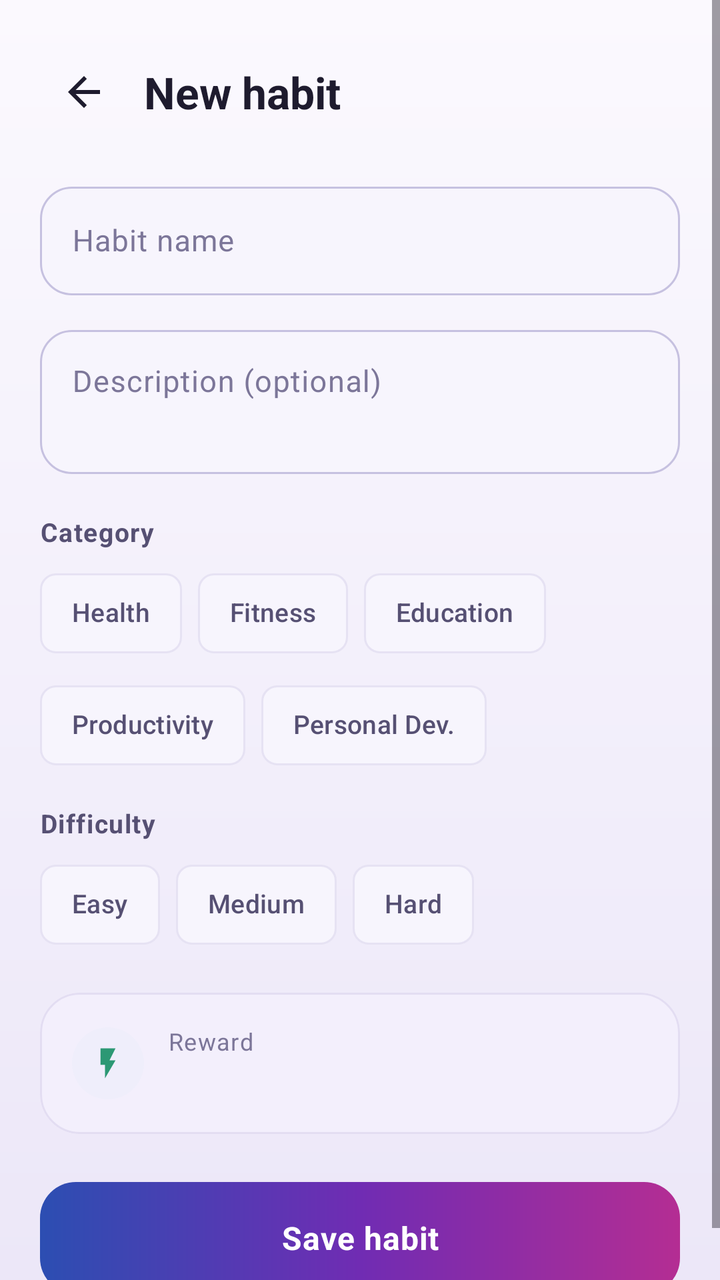
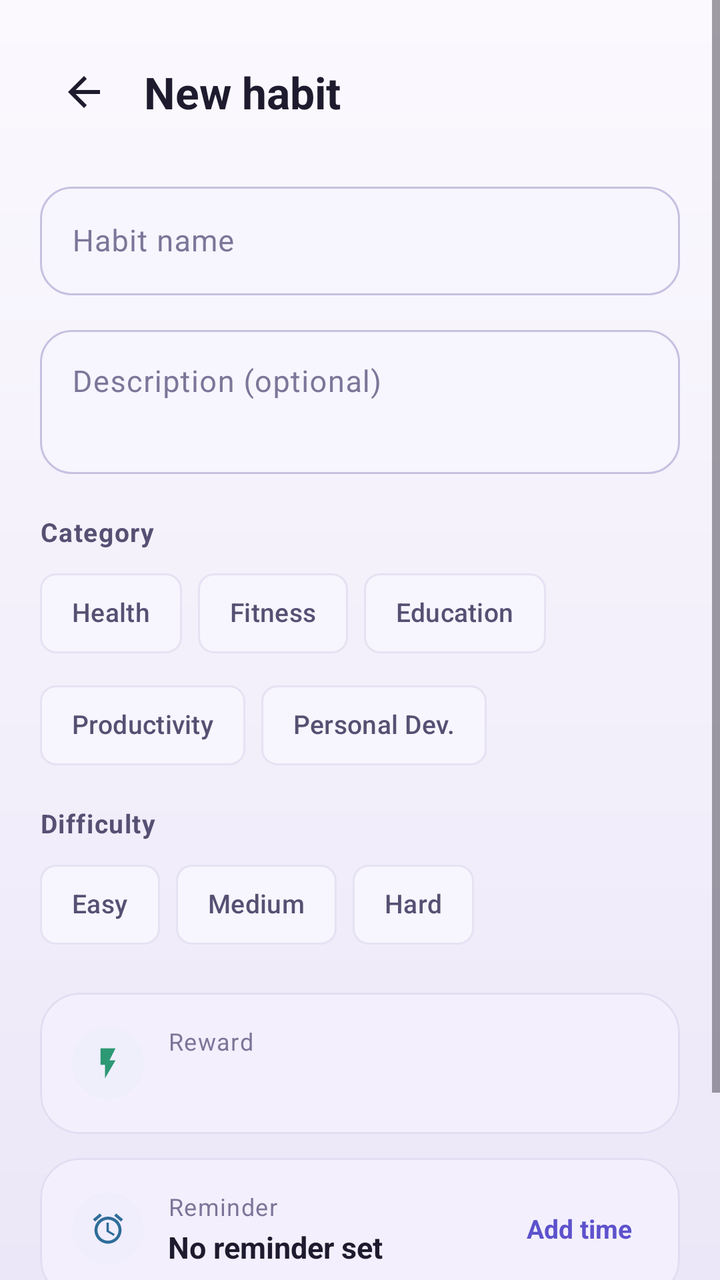

The first picture is an Android layout as it rendered before a commit; the second is the same layout after the commit. The layout source and the unified diff follow.
<!-- AndroidManifest.xml: application theme Theme.HabitQuest -->
<!-- res/layout/activity_add_habit.xml -->
<?xml version="1.0" encoding="utf-8"?>
<ScrollView xmlns:android="http://schemas.android.com/apk/res/android"
    xmlns:app="http://schemas.android.com/apk/res-auto"
    android:layout_width="match_parent"
    android:layout_height="match_parent"
    android:background="@drawable/bg_screen"
    android:fillViewport="true">

    <LinearLayout
        android:layout_width="match_parent"
        android:layout_height="wrap_content"
        android:orientation="vertical"
        android:padding="@dimen/screen_padding">

        <LinearLayout
            android:layout_width="match_parent"
            android:layout_height="wrap_content"
            android:layout_marginTop="4dp"
            android:gravity="center_vertical"
            android:orientation="horizontal">

            <ImageButton
                android:id="@+id/btnBack"
                android:layout_width="44dp"
                android:layout_height="44dp"
                android:background="?attr/selectableItemBackgroundBorderless"
                android:contentDescription="@string/back"
                android:padding="10dp"
                android:src="@drawable/ic_back"
                app:tint="@color/text_primary" />

            <TextView
                android:id="@+id/screenTitle"
                android:layout_width="wrap_content"
                android:layout_height="wrap_content"
                android:layout_marginStart="8dp"
                android:text="@string/new_habit"
                android:textColor="@color/text_primary"
                android:textSize="22sp"
                android:textStyle="bold" />
        </LinearLayout>

        <com.google.android.material.textfield.TextInputLayout
            android:id="@+id/tilHabitName"
            style="@style/Widget.HabitQuest.TextInput"
            android:layout_width="match_parent"
            android:layout_height="wrap_content"
            android:layout_marginTop="20dp"
            android:hint="@string/hint_habit_name">

            <com.google.android.material.textfield.TextInputEditText
                android:layout_width="match_parent"
                android:layout_height="wrap_content"
                android:imeOptions="actionNext"
                android:inputType="text"
                android:maxLines="1"
                android:textColor="@color/text_primary"
                android:textSize="15sp" />
        </com.google.android.material.textfield.TextInputLayout>

        <com.google.android.material.textfield.TextInputLayout
            android:id="@+id/tilHabitDescription"
            style="@style/Widget.HabitQuest.TextInput"
            android:layout_width="match_parent"
            android:layout_height="wrap_content"
            android:layout_marginTop="12dp"
            android:hint="@string/hint_habit_description">

            <com.google.android.material.textfield.TextInputEditText
                android:layout_width="match_parent"
                android:layout_height="wrap_content"
                android:gravity="top"
                android:inputType="textMultiLine"
                android:minLines="2"
                android:textColor="@color/text_primary"
                android:textSize="15sp" />
        </com.google.android.material.textfield.TextInputLayout>

        <TextView
            android:layout_width="wrap_content"
            android:layout_height="wrap_content"
            android:layout_marginTop="20dp"
            android:letterSpacing="0.04"
            android:text="@string/label_category"
            android:textColor="@color/text_secondary"
            android:textSize="13sp"
            android:textStyle="bold" />

        <com.google.android.material.chip.ChipGroup
            android:id="@+id/categoryGroup"
            android:layout_width="match_parent"
            android:layout_height="wrap_content"
            android:layout_marginTop="8dp"
            app:chipSpacingHorizontal="8dp"
            app:selectionRequired="true"
            app:singleSelection="true">

            <com.google.android.material.chip.Chip
                android:id="@+id/chipHealth"
                style="@style/Widget.HabitQuest.Chip"
                android:layout_width="wrap_content"
                android:layout_height="wrap_content"
                android:text="@string/cat_health"
                app:chipIcon="@drawable/ic_heart" />

            <com.google.android.material.chip.Chip
                android:id="@+id/chipFitness"
                style="@style/Widget.HabitQuest.Chip"
                android:layout_width="wrap_content"
                android:layout_height="wrap_content"
                android:text="@string/cat_fitness"
                app:chipIcon="@drawable/ic_fitness" />

            <com.google.android.material.chip.Chip
                android:id="@+id/chipEducation"
                style="@style/Widget.HabitQuest.Chip"
                android:layout_width="wrap_content"
                android:layout_height="wrap_content"
                android:text="@string/cat_education"
                app:chipIcon="@drawable/ic_book" />

            <com.google.android.material.chip.Chip
                android:id="@+id/chipProductivity"
                style="@style/Widget.HabitQuest.Chip"
                android:layout_width="wrap_content"
                android:layout_height="wrap_content"
                android:text="@string/cat_productivity"
                app:chipIcon="@drawable/ic_bolt" />

            <com.google.android.material.chip.Chip
                android:id="@+id/chipPersonal"
                style="@style/Widget.HabitQuest.Chip"
                android:layout_width="wrap_content"
                android:layout_height="wrap_content"
                android:text="@string/cat_personal"
                app:chipIcon="@drawable/ic_sparkle" />
        </com.google.android.material.chip.ChipGroup>

        <TextView
            android:layout_width="wrap_content"
            android:layout_height="wrap_content"
            android:layout_marginTop="16dp"
            android:letterSpacing="0.04"
            android:text="@string/label_difficulty"
            android:textColor="@color/text_secondary"
            android:textSize="13sp"
            android:textStyle="bold" />

        <com.google.android.material.chip.ChipGroup
            android:id="@+id/difficultyGroup"
            android:layout_width="match_parent"
            android:layout_height="wrap_content"
            android:layout_marginTop="8dp"
            app:chipSpacingHorizontal="8dp"
            app:selectionRequired="true"
            app:singleSelection="true">

            <com.google.android.material.chip.Chip
                android:id="@+id/chipEasy"
                style="@style/Widget.HabitQuest.Chip"
                android:layout_width="wrap_content"
                android:layout_height="wrap_content"
                android:text="@string/diff_easy" />

            <com.google.android.material.chip.Chip
                android:id="@+id/chipMedium"
                style="@style/Widget.HabitQuest.Chip"
                android:layout_width="wrap_content"
                android:layout_height="wrap_content"
                android:text="@string/diff_medium" />

            <com.google.android.material.chip.Chip
                android:id="@+id/chipHard"
                style="@style/Widget.HabitQuest.Chip"
                android:layout_width="wrap_content"
                android:layout_height="wrap_content"
                android:text="@string/diff_hard" />
        </com.google.android.material.chip.ChipGroup>

        <com.google.android.material.card.MaterialCardView
            style="@style/Widget.HabitQuest.CardSoft"
            android:layout_width="match_parent"
            android:layout_height="wrap_content"
            android:layout_marginTop="20dp">

            <LinearLayout
                android:layout_width="match_parent"
                android:layout_height="wrap_content"
                android:gravity="center_vertical"
                android:orientation="horizontal"
                android:padding="16dp">

                <FrameLayout
                    android:layout_width="36dp"
                    android:layout_height="36dp"
                    android:background="@drawable/bg_circle_soft"
                    android:backgroundTint="@color/tint_teal">

                    <ImageView
                        android:layout_width="18dp"
                        android:layout_height="18dp"
                        android:layout_gravity="center"
                        android:contentDescription="@string/label_reward"
                        android:src="@drawable/ic_bolt"
                        app:tint="@color/accent_mint" />
                </FrameLayout>

                <LinearLayout
                    android:layout_width="0dp"
                    android:layout_height="wrap_content"
                    android:layout_marginStart="12dp"
                    android:layout_weight="1"
                    android:orientation="vertical">

                    <TextView
                        android:layout_width="wrap_content"
                        android:layout_height="wrap_content"
                        android:text="@string/label_reward"
                        android:textAppearance="@style/TextAppearance.HabitQuest.Caption" />

                    <TextView
                        android:id="@+id/rewardText"
                        android:layout_width="wrap_content"
                        android:layout_height="wrap_content"
                        android:layout_marginTop="2dp"
                        android:textColor="@color/text_primary"
                        android:textSize="15sp"
                        android:textStyle="bold" />
                </LinearLayout>
            </LinearLayout>
        </com.google.android.material.card.MaterialCardView>

        <androidx.appcompat.widget.AppCompatButton
            android:id="@+id/btnSave"
            style="@style/Widget.HabitQuest.PrimaryButton"
            android:layout_width="match_parent"
            android:layout_height="56dp"
            android:layout_marginTop="24dp"
            android:text="@string/save_habit" />

        <androidx.appcompat.widget.AppCompatButton
            android:id="@+id/btnDelete"
            style="@style/Widget.HabitQuest.GhostButton"
            android:layout_width="match_parent"
            android:layout_height="48dp"
            android:layout_marginTop="4dp"
            android:text="@string/delete_habit_title"
            android:textColor="@color/danger"
            android:visibility="gone" />
    </LinearLayout>
</ScrollView>
<!-- resources referenced by this layout -->
<resources>
  <color name="accent_mint">@color/p_jade</color>
  <color name="danger">@color/p_raspberry</color>
  <color name="text_primary">#1E1B2E</color>
  <color name="text_secondary">#565073</color>
  <color name="tint_teal">#2E2DB3B4</color>
  <dimen name="screen_padding">20dp</dimen>
  <string name="back">Back</string>
  <string name="cat_education">Education</string>
  <string name="cat_fitness">Fitness</string>
  <string name="cat_health">Health</string>
  <string name="cat_personal">Personal Dev.</string>
  <string name="cat_productivity">Productivity</string>
  <string name="delete_habit_title">Delete this habit?</string>
  <string name="diff_easy">Easy</string>
  <string name="diff_hard">Hard</string>
  <string name="diff_medium">Medium</string>
  <string name="hint_habit_description">Description (optional)</string>
  <string name="hint_habit_name">Habit name</string>
  <string name="label_category">Category</string>
  <string name="label_difficulty">Difficulty</string>
  <string name="label_reward">Reward</string>
  <string name="new_habit">New habit</string>
  <string name="save_habit">Save habit</string>
  <color name="p_jade">#2C9874</color>
  <color name="p_raspberry">#B42D93</color>
  <color name="circle_soft">#1A702CB3</color>
  <color name="screen_top">#FBF9FE</color>
  <color name="screen_bottom">#ECE7F8</color>
  <color name="text_muted">#7C7699</color>
  <color name="surface_alt">#F3EFFC</color>
  <color name="stroke_soft">#1F6B5FA8</color>
  <color name="accent_primary">@color/p_indigo</color>
  <color name="white">#FFFFFF</color>
  <dimen name="radius_input">16dp</dimen>
  <color name="field_bg">#F7F5FD</color>
  <color name="p_indigo">#5D52CC</color>
  <dimen name="radius_button">18dp</dimen>
  <color name="on_primary">#16131F</color>
  <color name="p_ink">#352E4F</color>
  <color name="p_orchid">#E4ABF2</color>
  <color name="p_pine">#2E4D45</color>
  <color name="p_lavender">#AAAAF0</color>
  <color name="accent_pink">@color/p_magenta</color>
  <color name="surface">#FFFFFF</color>
  <color name="stroke_strong">#596B5FA8</color>
  <color name="bg">#F6F4FD</color>
  <color name="nav_bar">#FFFFFF</color>
  <color name="p_magenta">#B853CB</color>
  <style name="Widget.HabitQuest.DialogButton" parent="Widget.Material3.Button.TextButton.Dialog">
          <item name="android:textColor">@color/accent_primary</item>
      </style>
  <color name="surface_soft">#FFFFFF</color>
  <color name="nav_indicator">#2E7FA0E5</color>
  <!-- unchanged entries left out for length: 20 -->
</resources>

<!-- the commit's change to res/layout/activity_add_habit.xml (unified diff, before → after) -->
@@ -230,6 +230,86 @@
             </LinearLayout>
         </com.google.android.material.card.MaterialCardView>
 
+        <com.google.android.material.card.MaterialCardView
+            android:id="@+id/reminderCard"
+            style="@style/Widget.HabitQuest.CardSoft"
+            android:layout_width="match_parent"
+            android:layout_height="wrap_content"
+            android:layout_marginTop="12dp"
+            android:clickable="true"
+            android:focusable="true"
+            android:foreground="?attr/selectableItemBackground">
+
+            <LinearLayout
+                android:layout_width="match_parent"
+                android:layout_height="wrap_content"
+                android:gravity="center_vertical"
+                android:orientation="horizontal"
+                android:padding="16dp">
+
+                <FrameLayout
+                    android:layout_width="36dp"
+                    android:layout_height="36dp"
+                    android:background="@drawable/bg_circle_soft"
+                    android:backgroundTint="@color/tint_lavender">
+
+                    <ImageView
+                        android:layout_width="18dp"
+                        android:layout_height="18dp"
+                        android:layout_gravity="center"
+                        android:contentDescription="@string/label_reminder"
+                        android:src="@drawable/ic_alarm"
+                        app:tint="@color/accent_sky" />
+                </FrameLayout>
+
+                <LinearLayout
+                    android:layout_width="0dp"
+                    android:layout_height="wrap_content"
+                    android:layout_marginStart="12dp"
+                    android:layout_weight="1"
+                    android:orientation="vertical">
+
+                    <TextView
+                        android:layout_width="wrap_content"
+                        android:layout_height="wrap_content"
+                        android:text="@string/label_reminder"
+                        android:textAppearance="@style/TextAppearance.HabitQuest.Caption" />
+
+                    <TextView
+                        android:id="@+id/reminderText"
+                        android:layout_width="wrap_content"
+                        android:layout_height="wrap_content"
+                        android:layout_marginTop="2dp"
+                        android:text="@string/reminder_none"
+                        android:textColor="@color/text_primary"
+                        android:textSize="15sp"
+                        android:textStyle="bold" />
+                </LinearLayout>
+
+                <ImageButton
+                    android:id="@+id/btnReminderClear"
+                    android:layout_width="40dp"
+                    android:layout_height="40dp"
+                    android:background="?attr/selectableItemBackgroundBorderless"
+                    android:contentDescription="@string/reminder_remove"
+                    android:padding="10dp"
+                    android:src="@drawable/ic_delete"
+                    android:visibility="gone"
+                    app:tint="@color/text_muted" />
+
+                <TextView
+                    android:id="@+id/btnReminderPick"
+                    android:layout_width="wrap_content"
+                    android:layout_height="wrap_content"
+                    android:layout_marginStart="4dp"
+                    android:padding="8dp"
+                    android:text="@string/reminder_add"
+                    android:textColor="@color/accent_primary"
+                    android:textSize="13sp"
+                    android:textStyle="bold" />
+            </LinearLayout>
+        </com.google.android.material.card.MaterialCardView>
+
         <androidx.appcompat.widget.AppCompatButton
             android:id="@+id/btnSave"
             style="@style/Widget.HabitQuest.PrimaryButton"
<!-- resource entries referenced after the edit -->
@@ -4,8 +4,31 @@
   <color name="danger">@color/p_raspberry</color>
   <color name="text_primary">#1E1B2E</color>
   <color name="text_secondary">#565073</color>
+  <color name="tint_lavender">#2E7FA0E5</color>
   <color name="tint_teal">#2E2DB3B4</color>
   <dimen name="screen_padding">20dp</dimen>
+  <!-- drawable ic_alarm (drawable) -->
+  <?xml version="1.0" encoding="utf-8"?>
+  <vector xmlns:android="http://schemas.android.com/apk/res/android"
+      android:width="24dp"
+      android:height="24dp"
+      android:viewportWidth="24"
+      android:viewportHeight="24">
+      <path
+          android:fillColor="#FFFFFFFF"
+          android:pathData="M22,5.72l-4.6,-3.86 -1.29,1.53 4.6,3.86 1.29,-1.53zM7.88,3.39L6.6,1.86 2,5.71l1.29,1.53 4.59,-3.85zM12.5,8L11,8v6l4.75,2.85 0.75,-1.23 -4,-2.37L12.5,8zM12,4c-4.97,0 -9,4.03 -9,9s4.02,9 9,9c4.97,0 9,-4.03 9,-9s-4.03,-9 -9,-9zM12,20c-3.87,0 -7,-3.13 -7,-7s3.13,-7 7,-7 7,3.13 7,7 -3.13,7 -7,7z" />
+  </vector>
+  <!-- drawable ic_delete (drawable) -->
+  <?xml version="1.0" encoding="utf-8"?>
+  <vector xmlns:android="http://schemas.android.com/apk/res/android"
+      android:width="24dp"
+      android:height="24dp"
+      android:viewportWidth="24"
+      android:viewportHeight="24">
+      <path
+          android:fillColor="#FFFFFFFF"
+          android:pathData="M6,19c0,1.1 0.9,2 2,2h8c1.1,0 2,-0.9 2,-2V7H6v12zM19,4h-3.5l-1,-1h-5l-1,1H5v2h14V4z" />
+  </vector>
   <string name="back">Back</string>
   <string name="cat_education">Education</string>
   <string name="cat_fitness">Fitness</string>
@@ -20,8 +43,12 @@
   <string name="hint_habit_name">Habit name</string>
   <string name="label_category">Category</string>
   <string name="label_difficulty">Difficulty</string>
+  <string name="label_reminder">Reminder</string>
   <string name="label_reward">Reward</string>
   <string name="new_habit">New habit</string>
+  <string name="reminder_add">Add time</string>
+  <string name="reminder_none">No reminder set</string>
+  <string name="reminder_remove">Remove</string>
   <string name="save_habit">Save habit</string>
   <color name="p_jade">#2C9874</color>
   <color name="p_raspberry">#B42D93</color>
@@ -32,10 +59,12 @@
   <color name="surface_alt">#F3EFFC</color>
   <color name="stroke_soft">#1F6B5FA8</color>
   <color name="accent_primary">@color/p_indigo</color>
+  <color name="accent_sky">@color/p_ocean</color>
   <color name="white">#FFFFFF</color>
   <dimen name="radius_input">16dp</dimen>
   <color name="field_bg">#F7F5FD</color>
   <color name="p_indigo">#5D52CC</color>
+  <color name="p_ocean">#2E6D99</color>
   <dimen name="radius_button">18dp</dimen>
   <color name="on_primary">#16131F</color>
   <color name="p_ink">#352E4F</color>
